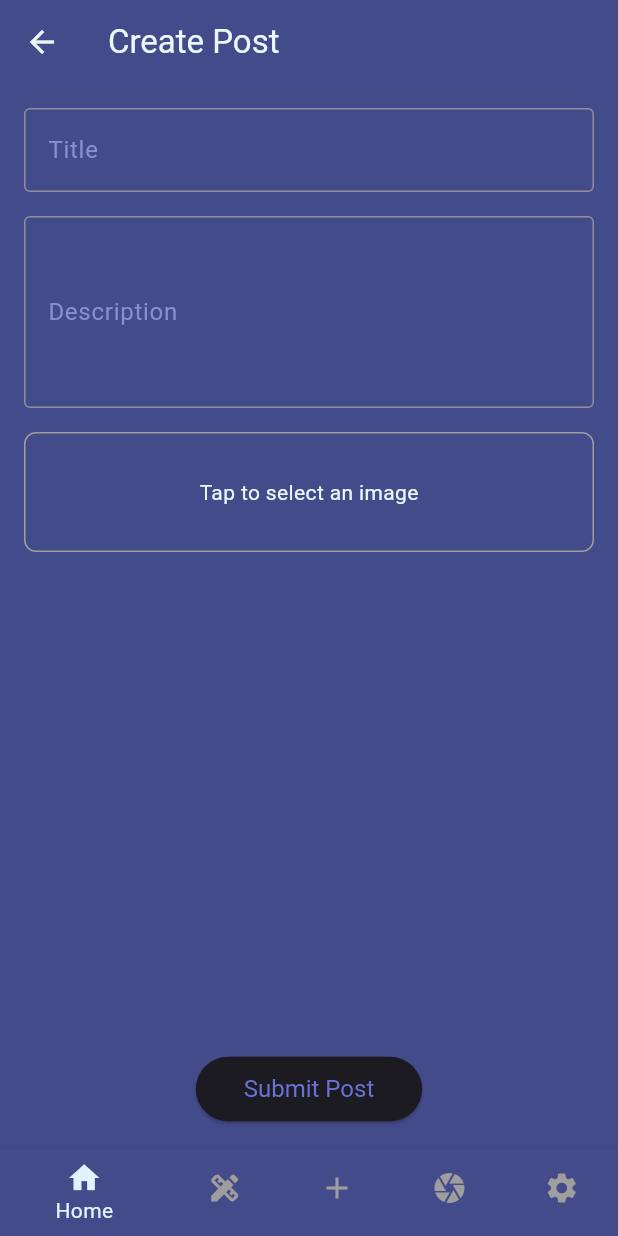
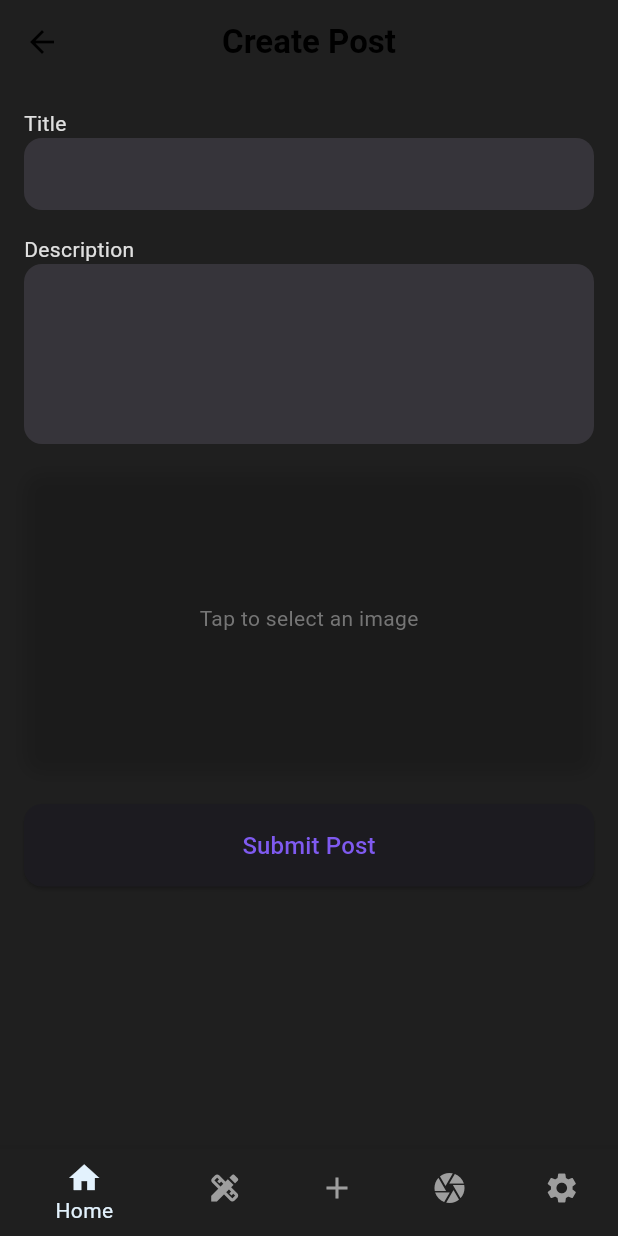
Before and after one commit to codemanbh/Garagecom, a Flutter app: the CreatePostPage screen opened by its route, on a phone screen of 412 x 824 dp. Run offline on Flutter 3.47's test engine with Material 3 defaults, Android fonts, the phone set to English and light mode, and no system bars; our stand-ins replace cookie_jar, dio, dio_cookie_manager, flutter_dotenv, image_picker, shared_preferences; accounts and stored records are empty.

Commit message:
change theme

```diff
--- a/lib/components/PostCard.dart
+++ b/lib/components/PostCard.dart
@@ -33,8 +33,7 @@ class _PostCardState extends State<PostCard> {
       MaterialPageRoute(
         builder: (context) => CommentPage(
           postTitle: title,
-          questionBody:
-              'Lorem ipsum dolor sit amet, consectetur adipiscing elit, sed do eiusmod tempor incididunt ut labore et dolore magna aliqua. Ut enim ad minim veniam, quis nostrud exercitation ullamco laboris nisi ut aliquip ex ea commodo consequat. Duis aute irure dolor in reprehenderit in voluptate velit esse cillum dolore eu fugiat nulla pariatur. Excepteur sint occaecat.',
+          questionBody: post.description,
           initialVotes: post.numOfVotes,
           imageUrl: imageUrl,
         ),
--- a/lib/main.dart
+++ b/lib/main.dart
@@ -43,12 +43,12 @@ class MyApp extends StatelessWidget {
   Widget build(BuildContext context) {
     return MaterialApp(
         title: 'Flutter Demo',
-        theme: FluttterMidnightNeonTheme.lightTheme,
-        darkTheme: FluttterMidnightNeonTheme.darkTheme,
+        theme: FlutterMidnightNeonTheme.lightTheme,
+        darkTheme: FlutterMidnightNeonTheme.darkTheme,
         themeMode: ThemeMode.dark,
         debugShowCheckedModeBanner: false,
         // home: const MyHomePage(title: 'Flutter Demo Home Page'),
-        initialRoute: '/AddPartPage',
+        initialRoute: '/homePage',
         routes: {
           '/loginPage': (context) => const LoginPage(),
           '/homePage': (context) => const HomePage(),
--- a/lib/models/Post.dart
+++ b/lib/models/Post.dart
@@ -12,7 +12,11 @@ class Post {
   int autherID = 0;
   String imageUrl = '';
 
-  Post({required this.title, required this.numOfVotes, this.imageUrl = ''});
+  Post(
+      {required this.title,
+      required this.numOfVotes,
+      this.imageUrl = '',
+      this.description = ''});
 
   bool upVote() {
     numOfVotes++;
--- a/lib/pages/CreatePostPage.dart
+++ b/lib/pages/CreatePostPage.dart
@@ -54,57 +54,102 @@ class _CreatePostPageState extends State<CreatePostPage> {
   @override
   Widget build(BuildContext context) {
     return Scaffold(
+      // backgroundColor: Colors.grey[100],
       bottomNavigationBar: CustomNavBar(),
-      appBar: AppBar(title: const Text('Create Post')),
-      body: Padding(
+      appBar: AppBar(
+        backgroundColor: Colors.transparent,
+        elevation: 0,
+        centerTitle: true,
+        title: const Text('Create Post',
+            style: TextStyle(color: Colors.black, fontWeight: FontWeight.bold)),
+        iconTheme: const IconThemeData(color: Colors.black),
+      ),
+      body: SingleChildScrollView(
         padding: const EdgeInsets.all(16.0),
         child: Column(
+          crossAxisAlignment: CrossAxisAlignment.start,
           children: [
+            // Title TextField
+            Text('Title'),
             TextField(
               controller: _titleController,
-              decoration: const InputDecoration(
-                labelText: 'Title',
-                border: OutlineInputBorder(),
+              decoration: InputDecoration(
+                // labelText: 'Title',
+                filled: true,
+                // fillColor: Colors.white,
+                border: OutlineInputBorder(
+                  borderRadius: BorderRadius.circular(12.0),
+                  borderSide: BorderSide.none,
+                ),
+                contentPadding:
+                    const EdgeInsets.symmetric(horizontal: 16, vertical: 12),
               ),
             ),
             const SizedBox(height: 16),
-            //  Description
+            // Description TextField
+            Text('Description'),
+
             TextField(
               controller: _descriptionController,
               maxLines: 4,
-              decoration: const InputDecoration(
-                labelText: 'Description',
-                border: OutlineInputBorder(),
+              decoration: InputDecoration(
+                // labelText: 'Description',
+                filled: true,
+                // fillColor: Colors.white,
+                border: OutlineInputBorder(
+                  borderRadius: BorderRadius.circular(12.0),
+                  borderSide: BorderSide.none,
+                ),
+                contentPadding:
+                    const EdgeInsets.symmetric(horizontal: 16, vertical: 12),
               ),
             ),
             const SizedBox(height: 16),
-            // Image Picker
+            // Image Picker Container
             GestureDetector(
               onTap: _pickImage,
               child: Container(
-                height: 80,
+                height: 200,
                 width: double.infinity,
                 decoration: BoxDecoration(
-                  border: Border.all(color: Colors.grey),
-                  borderRadius: BorderRadius.circular(8.0),
+                  // color: Colors.white,
+                  borderRadius: BorderRadius.circular(12.0),
+                  boxShadow: const [
+                    BoxShadow(
+                      color: Colors.black12,
+                      blurRadius: 8,
+                      offset: Offset(0, 4),
+                    ),
+                  ],
                 ),
                 child: _selectedImage == null
-                    ? const Center(child: Text('Tap to select an image'))
-                    : Image.file(
-                        File(_selectedImage!.path),
-                        fit: BoxFit.cover,
+                    ? Center(
+                        child: Text('Tap to select an image',
+                            style: TextStyle(color: Colors.grey[600])))
+                    : ClipRRect(
+                        borderRadius: BorderRadius.circular(12.0),
+                        child: Image.file(
+                          File(_selectedImage!.path),
+                          fit: BoxFit.cover,
+                        ),
                       ),
               ),
             ),
-            const Spacer(),
+            const SizedBox(height: 24),
             // Submit Button
-            ElevatedButton(
-              onPressed: _submitPost,
-              child: const Text('Submit Post'),
-              style: ElevatedButton.styleFrom(
-                padding:
-                    const EdgeInsets.symmetric(horizontal: 32, vertical: 12),
-                textStyle: const TextStyle(fontSize: 16),
+            SizedBox(
+              width: double.infinity,
+              child: ElevatedButton(
+                onPressed: _submitPost,
+                style: ElevatedButton.styleFrom(
+                  padding: const EdgeInsets.symmetric(vertical: 16),
+                  shape: RoundedRectangleBorder(
+                    borderRadius: BorderRadius.circular(12.0),
+                  ),
+                  // backgroundColor: Colors,
+                ),
+                child:
+                    const Text('Submit Post', style: TextStyle(fontSize: 16)),
               ),
             ),
           ],
--- a/lib/pages/SettingsPage.dart
+++ b/lib/pages/SettingsPage.dart
@@ -1,5 +1,7 @@
 import 'package:flutter/material.dart';
 import 'package:garagecom/pages/ProfilePage.dart';
+import 'package:garagecom/providers/SettingsProvider.dart';
+import 'package:provider/provider.dart';
 import '../components/CustomNavBar.dart';
 // import '../ProfileSettingsPage.dart'; // Import the ProfileSettingsPage
 
@@ -22,9 +24,10 @@ class SettingsPage extends StatelessWidget {
             leading: const Icon(Icons.dark_mode),
             title: const Text('Dark Mode'),
             trailing: Switch(
-              value: isDarkMode,
+              value: Provider.of<SettingsProvider>(context).darkMode,
               onChanged: (value) {
                 // Handle dark mode toggle logic
+                Provider.of<SettingsProvider>(context).toggleDarkMode();
               },
             ),
           ),
--- a/lib/theme/flutter_midnight_neon_theme.dart
+++ b/lib/theme/flutter_midnight_neon_theme.dart
@@ -1,74 +1,78 @@
 import 'package:flutter/material.dart';
 
-class FluttterMidnightNeonTheme {
-  FluttterMidnightNeonTheme._();
+class FlutterMidnightNeonTheme {
+  FlutterMidnightNeonTheme._();
 
-  // If you want to modify both themes at once, modify the colors below.
+  // Global color definitions used in both light and dark themes.
 
-  static const Color _primaryColor = Color(0xFF6A71D7); // Soft indigo
-  static const Color _primaryInverseColor = Color(0xFF4E56A6); // Muted blue
-  static const Color _onSurfaceColor =
-      Color.fromARGB(255, 236, 247, 250); // Light lavender
-  static const Color _onSurfaceVariant = Color(0xFF8991CC); // Dusty periwinkle
-  static const Color _onPrimaryColor =
-      Color.fromARGB(255, 237, 239, 255); // Pale lavender
-  static const Color _surfaceColor = Color(0xFF444B8A); // Dark indigo
-  static const Color _backgroundColor = Color(0xFF393F72); // Deep blue-gray
-  static const Color _onSecondaryColor =
-      Color(0xFFE0E2FA); // Very light lavender
-  static const Color _onBackgroundColor = Color(0xFFB4B8DA); // Soft gray-blue
-  static const Color _secondaryColor =
-      Color(0xFF787FBF); // Medium lavender blue
-  static const Color _primaryContainer = Color(0xFF515785); // Deep muted indigo
-  static const Color _errorColor = Color(0xFFBE7D9B); // Muted pinkish-red
-  static const Color _onErrorColor = Color(0xFF3A324D); // Dark purple-gray
+  // Primary accent: Electric Purple
+  static const Color _primaryColor = Color(0xFF7F5AF0);
+  // Darker variant of primary for contrast elements
+  static const Color _primaryInverseColor = Color(0xFF553C9A);
+  // Text and icon color for surfaces
+  static const Color _onSurfaceColor = Color(0xFFE0E0E0);
+  // Secondary text/icon color on surfaces
+  static const Color _onSurfaceVariant = Color(0xFFB0B0B0);
+  // Contrast color for text/icons on primary elements
+  static const Color _onPrimaryColor = Color(0xFFFFFFFF);
+  // Surface color for cards, sheets, etc.
+  static const Color _surfaceColor = Color(0xFF1F1F1F);
+  // Background color of the app (near-black)
+  static const Color _backgroundColor = Color(0xFF121212);
+  // Secondary accent: Neon Teal
+  static const Color _secondaryColor = Color(0xFF64FFDA);
+  // Contrast color for secondary elements (used here as dark text)
+  static const Color _onSecondaryColor = Color(0xFF000000);
+  // Text color on the background
+  static const Color _onBackgroundColor = Color(0xFFCCCCCC);
+  // Muted version of primary used for containers
+  static const Color _primaryContainer = Color(0xFF4B3B6D);
+  // Error color (inspired by Material dark error)
+  static const Color _errorColor = Color(0xFFCF6679);
+  // Text/icon color on error elements
+  static const Color _onErrorColor = Color(0xFF000000);
 
-  // If you want to modify the light theme only, modify the colors below.
-
+  // Light theme (can be adjusted separately if needed)
   static final ThemeData lightTheme = ThemeData(
     useMaterial3: true,
     colorScheme: ColorScheme.fromSeed(
       brightness: Brightness.light,
-      seedColor: FluttterMidnightNeonTheme._primaryColor,
-      background: FluttterMidnightNeonTheme._backgroundColor,
-      primary: FluttterMidnightNeonTheme._primaryColor,
-      secondary: FluttterMidnightNeonTheme._secondaryColor,
-      inversePrimary: FluttterMidnightNeonTheme._primaryInverseColor,
-      onSurface: FluttterMidnightNeonTheme._onSurfaceColor,
-      surface: FluttterMidnightNeonTheme._surfaceColor,
-      onSurfaceVariant: FluttterMidnightNeonTheme._onSurfaceVariant,
-      onPrimary: FluttterMidnightNeonTheme._onPrimaryColor,
-      onSecondary: FluttterMidnightNeonTheme._onSecondaryColor,
-      onBackground: FluttterMidnightNeonTheme._onBackgroundColor,
-      primaryContainer: FluttterMidnightNeonTheme._primaryContainer,
-      error: FluttterMidnightNeonTheme._errorColor,
-      onError: FluttterMidnightNeonTheme._onErrorColor,
+      seedColor: _primaryColor,
+      background: _backgroundColor,
+      primary: _primaryColor,
+      secondary: _secondaryColor,
+      inversePrimary: _primaryInverseColor,
+      onSurface: _onSurfaceColor,
+      surface: _surfaceColor,
+      onSurfaceVariant: _onSurfaceVariant,
+      onPrimary: _onPrimaryColor,
+      onSecondary: _onSecondaryColor,
+      onBackground: _onBackgroundColor,
+      primaryContainer: _primaryContainer,
+      error: _errorColor,
+      onError: _onErrorColor,
     ),
   );
 
-  // If you want to modify the dark theme only, modify the colors below.
-
+  // Dark theme designed for dark mode with high contrast and vibrant accents.
   static final ThemeData darkTheme = ThemeData(
     useMaterial3: true,
     colorScheme: ColorScheme.fromSeed(
       brightness: Brightness.dark,
-      seedColor: FluttterMidnightNeonTheme._primaryColor,
-      background: FluttterMidnightNeonTheme._backgroundColor,
-      primary: FluttterMidnightNeonTheme._primaryColor,
-      secondary: FluttterMidnightNeonTheme._secondaryColor,
-      inversePrimary: FluttterMidnightNeonTheme._primaryInverseColor,
-      onSurface: FluttterMidnightNeonTheme._onSurfaceColor,
-      surface: FluttterMidnightNeonTheme._surfaceColor,
-      onSurfaceVariant: FluttterMidnightNeonTheme._onSurfaceVariant,
-      onPrimary: FluttterMidnightNeonTheme._onPrimaryColor,
-      onSecondary: FluttterMidnightNeonTheme._onSecondaryColor,
-      onBackground: FluttterMidnightNeonTheme._onBackgroundColor,
-      primaryContainer: FluttterMidnightNeonTheme._primaryContainer,
-      error: FluttterMidnightNeonTheme._errorColor,
-      onError: FluttterMidnightNeonTheme._onErrorColor,
+      seedColor: _primaryColor,
+      background: _backgroundColor,
+      primary: _primaryColor,
+      secondary: _secondaryColor,
+      inversePrimary: _primaryInverseColor,
+      onSurface: _onSurfaceColor,
+      surface: _surfaceColor,
+      onSurfaceVariant: _onSurfaceVariant,
+      onPrimary: _onPrimaryColor,
+      onSecondary: _onSecondaryColor,
+      onBackground: _onBackgroundColor,
+      primaryContainer: _primaryContainer,
+      error: _errorColor,
+      onError: _onErrorColor,
     ),
   );
 }
-
-// A custom theme by Ivan Robayo | Check out FlutterCustomThemesVol1 for more.
-// GitHub: @navirobayo
--- a/pubspec.yaml
+++ b/pubspec.yaml
@@ -41,6 +41,7 @@ dependencies:
   dio: ^5.7.0
   dio_cookie_manager: ^3.1.1
   flutter_dotenv: ^5.2.1
+  shared_preferences: ^2.5.2
 
 dev_dependencies:
   flutter_test:
@@ -67,6 +68,9 @@ flutter:
   # To add assets to your application, add an assets section, like this:
   assets:
     - assets/.env
+    - assets/data/comments.json
+    - assets/data/posts.json
+
   # - images/a_dot_burr.jpeg
   #   - images/a_dot_ham.jpeg
 
```
Also changed, not shown: assets/data/comments.json (added, +64 -0 lines), assets/data/posts.json (added, +64 -0 lines), lib/managers/PostsManager.dart (+31 -12 lines), lib/managers/posts.dart (added, +84 -0 lines), lib/pages/CameraPage.dart (+12 -8 lines), lib/pages/CommentPage.dart (+6 -3 lines), lib/pages/onboardingPage.dart (added, +76 -0 lines), pubspec.lock, 2 other files.
